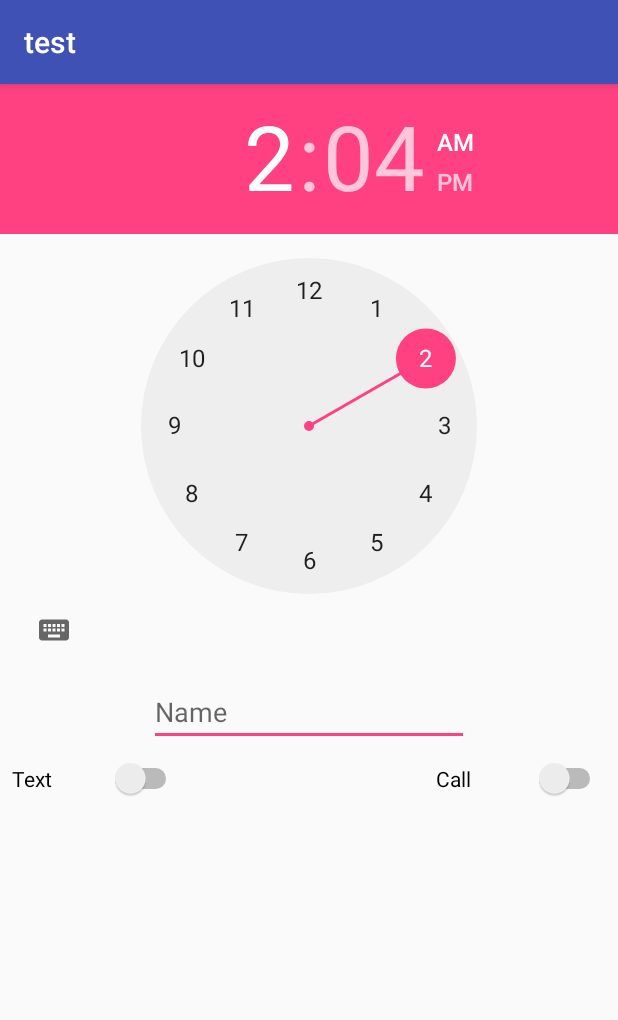
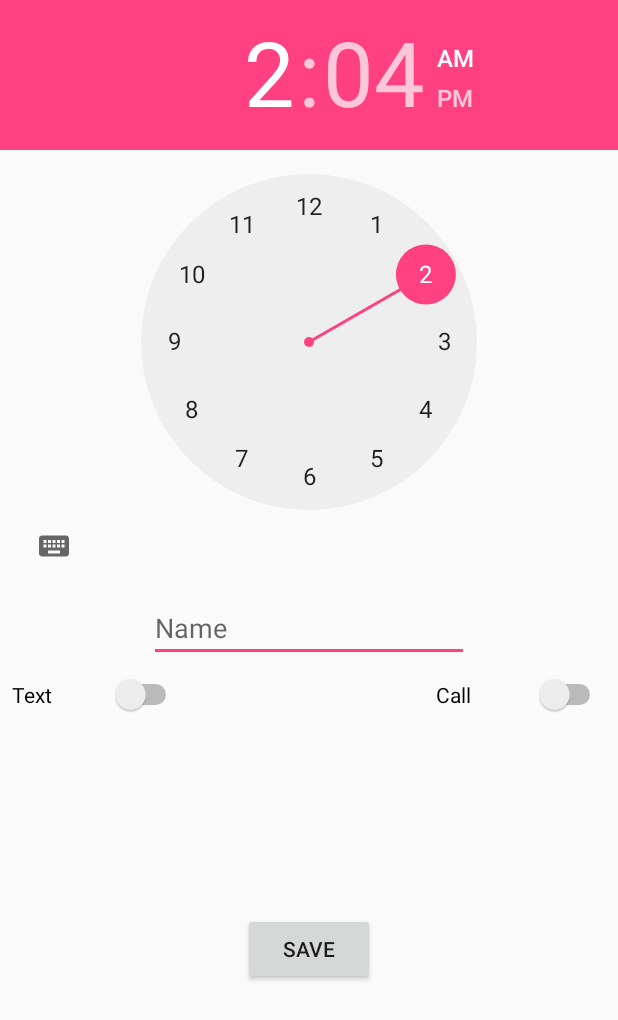
Before and after one commit to achidana/Alarm2, an Android app: the screen it shows after launch (Add_alarm), on a phone screen of 412 x 824 dp. Shown: the top 1020 px of the screen. Run offline under Robolectric (Android 15) with nearby library versions, the phone set to English and light mode, and no system bars.

Commit message:
Adding alarm completed

```diff
--- a/app/src/main/AndroidManifest.xml
+++ b/app/src/main/AndroidManifest.xml
@@ -16,6 +16,7 @@
                 <category android:name="android.intent.category.LAUNCHER" />
             </intent-filter>
         </activity>
+        <activity android:name=".HomeScreen"></activity>
     </application>
 
 </manifest>
--- a/app/src/main/res/layout/activity_add_alarm.xml
+++ b/app/src/main/res/layout/activity_add_alarm.xml
@@ -7,7 +7,7 @@
     tools:context="com.example.ashwin.test.Add_alarm">
 
     <EditText
-        android:id="@+id/Name"
+        android:id="@+id/name"
         android:layout_width="wrap_content"
         android:layout_height="wrap_content"
         android:layout_marginEnd="8dp"
@@ -28,7 +28,7 @@
         android:layout_marginTop="8dp"
         android:text="Text"
         app:layout_constraintStart_toStartOf="parent"
-        app:layout_constraintTop_toBottomOf="@+id/Name"
+        app:layout_constraintTop_toBottomOf="@+id/name"
         android:layout_marginLeft="8dp" />
 
     <Switch
@@ -39,7 +39,7 @@
         android:layout_marginTop="8dp"
         android:text="Call"
         app:layout_constraintEnd_toEndOf="parent"
-        app:layout_constraintTop_toBottomOf="@+id/Name"
+        app:layout_constraintTop_toBottomOf="@+id/name"
         android:layout_marginRight="8dp" />
 
     <TimePicker
@@ -49,4 +49,18 @@
         app:layout_constraintStart_toStartOf="parent"
         app:layout_constraintTop_toTopOf="parent" />
 
+    <Button
+        android:id="@+id/save"
+        android:layout_width="wrap_content"
+        android:layout_height="wrap_content"
+        android:layout_marginBottom="8dp"
+        android:layout_marginEnd="8dp"
+        android:layout_marginStart="8dp"
+        android:layout_marginTop="8dp"
+        android:text="SAVE"
+        app:layout_constraintBottom_toBottomOf="parent"
+        app:layout_constraintEnd_toEndOf="parent"
+        app:layout_constraintStart_toStartOf="parent"
+        app:layout_constraintTop_toBottomOf="@+id/name" />
+
 </android.support.constraint.ConstraintLayout>
--- a/app/src/main/res/values/strings.xml
+++ b/app/src/main/res/values/strings.xml
@@ -1,4 +1,5 @@
 <resources>
     <string name="app_name">test</string>
     <string name="title_activity_sample">sample</string>
+    <string name="title_activity_sample_homescrn">sample_homescrn</string>
 </resources>
--- a/app/src/main/res/values/styles.xml
+++ b/app/src/main/res/values/styles.xml
@@ -1,7 +1,7 @@
 <resources>
 
     <!-- Base application theme. -->
-    <style name="AppTheme" parent="Theme.AppCompat.Light.DarkActionBar">
+    <style name="AppTheme" parent="Theme.AppCompat.Light.NoActionBar">
         <!-- Customize your theme here. -->
         <item name="colorPrimary">@color/colorPrimary</item>
         <item name="colorPrimaryDark">@color/colorPrimaryDark</item>
```
Also changed, not shown: app/src/main/java/com/example/ashwin/test/Add_alarm.java (+43 -1 lines), app/src/main/java/com/example/ashwin/test/HomeScreen.java (added, +21 -0 lines), app/src/main/res/layout/activity_home_screen.xml (added, +20 -0 lines), 1 other file.
